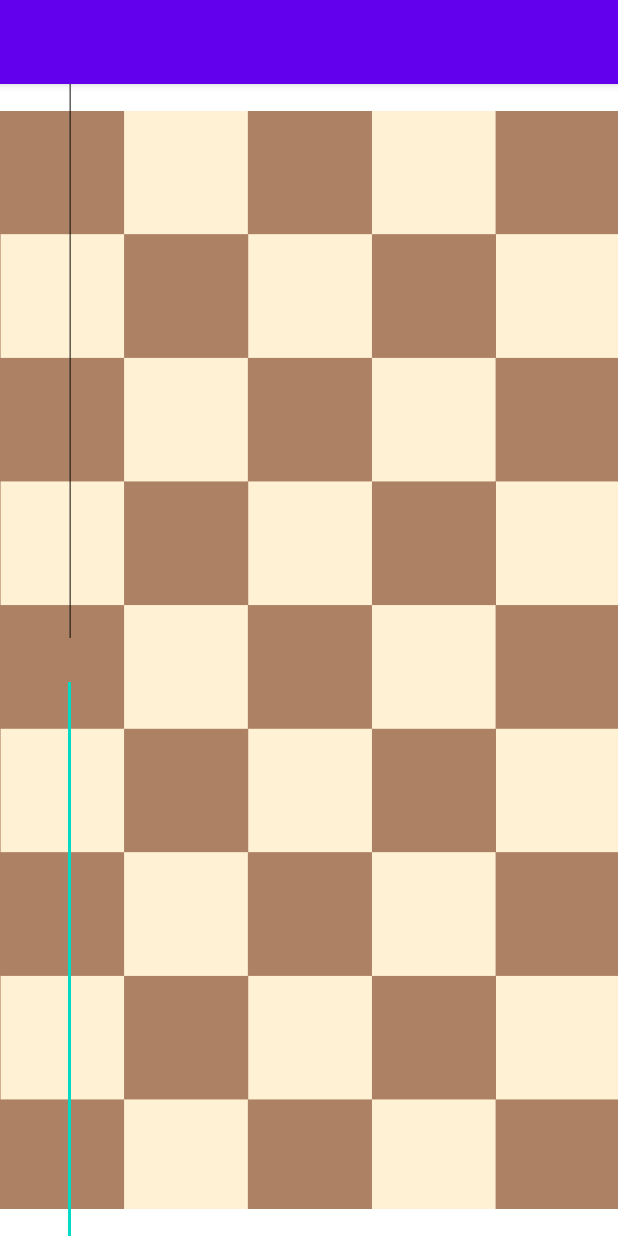
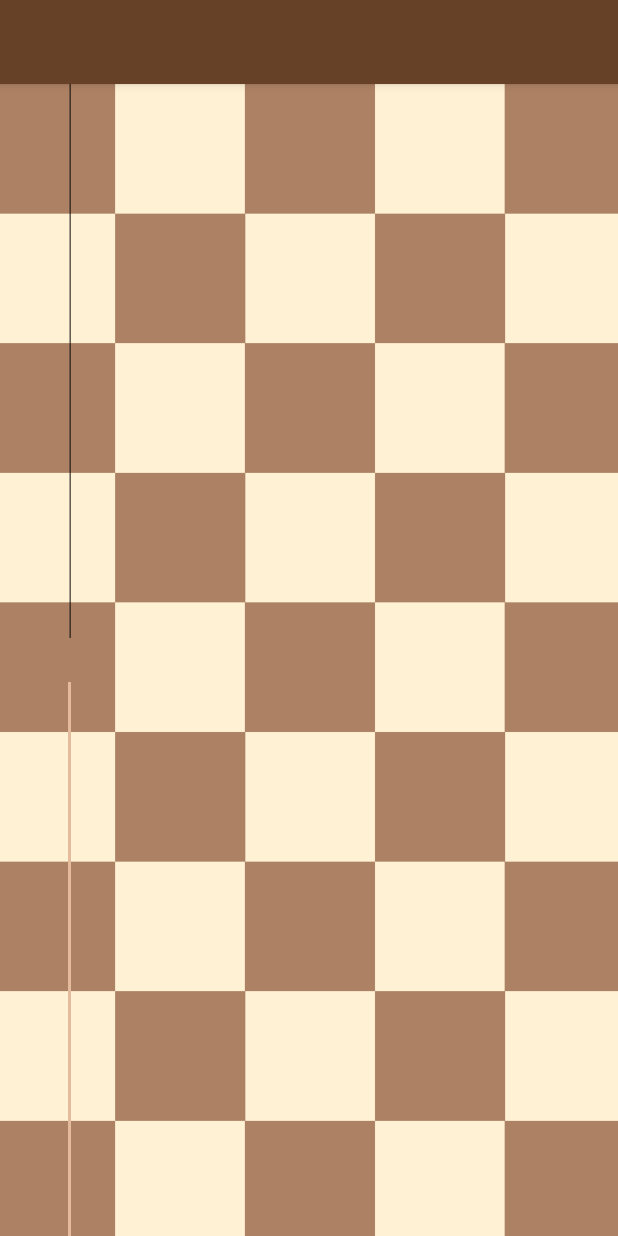
Before and after one commit to MunhozSilva/ChessClock, an Android app: the screen it shows after launch (MainActivity), on a phone screen of 412 x 824 dp. Run offline under Robolectric (Android 15) with nearby library versions, the phone set to English and light mode, and no system bars.

Commit message:
Standard colors for themes.xml

```diff
--- a/app/src/main/res/layout/activity_main.xml
+++ b/app/src/main/res/layout/activity_main.xml
@@ -12,6 +12,7 @@
         android:layout_width="wrap_content"
         android:layout_height="wrap_content"
         android:importantForAccessibility="no"
+        android:scaleType="centerCrop"
         app:layout_constraintBottom_toBottomOf="@+id/editTextTime"
         app:layout_constraintEnd_toEndOf="parent"
         app:layout_constraintStart_toStartOf="parent"
--- a/app/src/main/res/values/colors.xml
+++ b/app/src/main/res/values/colors.xml
@@ -7,4 +7,9 @@
     <color name="teal_700">#FF018786</color>
     <color name="black">#FF000000</color>
     <color name="white">#FFFFFFFF</color>
+    <color name="strong_brown">#FF664128</color>
+    <color name="brown">#FF99613C</color>
+    <color name="light_brown">#FFE5BB9E</color>
+    <color name="whitey">#FFFFEDC9</color>
+    <color name="greyish">#FFAA8A75</color>
 </resources>
--- a/app/src/main/res/values/themes.xml
+++ b/app/src/main/res/values/themes.xml
@@ -2,12 +2,12 @@
     <!-- Base application theme. -->
     <style name="Theme.ChessClock" parent="Theme.MaterialComponents.DayNight.DarkActionBar">
         <!-- Primary brand color. -->
-        <item name="colorPrimary">@color/purple_500</item>
-        <item name="colorPrimaryVariant">@color/purple_700</item>
-        <item name="colorOnPrimary">@color/white</item>
+        <item name="colorPrimary">@color/strong_brown</item>
+        <item name="colorPrimaryVariant">@color/brown</item>
+        <item name="colorOnPrimary">@color/whitey</item>
         <!-- Secondary brand color. -->
-        <item name="colorSecondary">@color/teal_200</item>
-        <item name="colorSecondaryVariant">@color/teal_700</item>
+        <item name="colorSecondary">@color/light_brown</item>
+        <item name="colorSecondaryVariant">@color/greyish</item>
         <item name="colorOnSecondary">@color/black</item>
         <!-- Status bar color. -->
         <item name="android:statusBarColor" tools:targetApi="l">?attr/colorPrimaryVariant</item>
```
